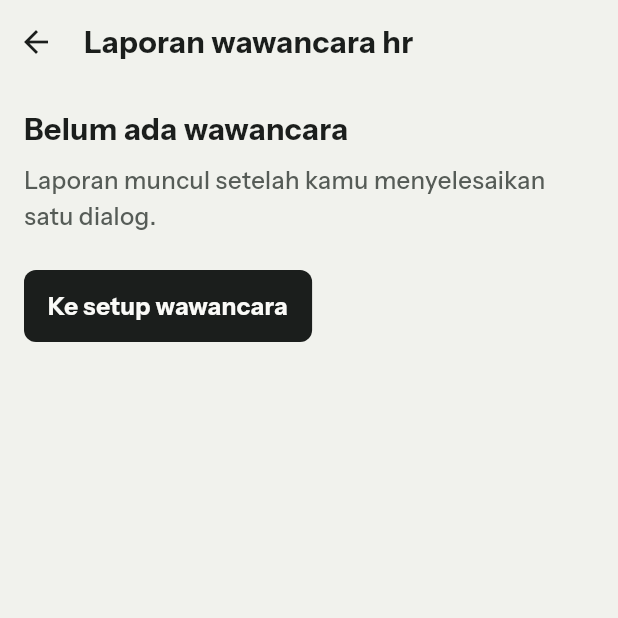
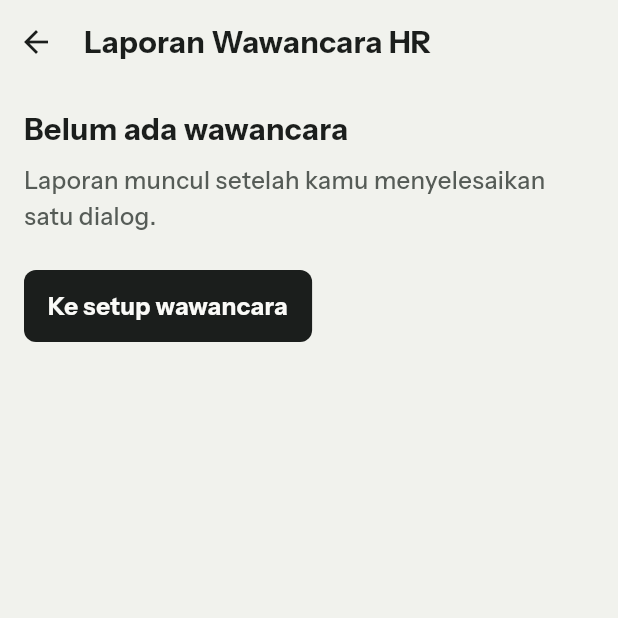
Before and after one commit to Moanaku/psikotes-app, a Flutter app: the InterviewReportScreen screen opened directly, on a phone screen of 412 x 824 dp, the top half of it. Run offline on Flutter 3.47's test engine with Material 3 defaults, Android fonts, the phone set to English and light mode, and no system bars; our stand-ins replace drift, drift_flutter, file_picker, fl_chart, flutter_riverpod, flutter_secure_storage and 5 more; accounts and stored records are empty; generated files the repository leaves out were written again; project files that could hold a hidden picture were left out.

Commit message:
T29 F15: judul S17 memakai nama pewawancara apa adanya (HR, bukan hr)

```diff
--- a/lib/features/interview/interview_report_screen.dart
+++ b/lib/features/interview/interview_report_screen.dart
@@ -41,7 +41,7 @@ class _InterviewReportScreenState extends ConsumerState<InterviewReportScreen> {
     final dialog = ref.watch(interviewDialogProvider);
     final report = ref.watch(interviewReportProvider);
     final header = AppTopBar(
-      title: 'Laporan ${setup.persona.title.toLowerCase()}',
+      title: 'Laporan ${setup.persona.title}',
       onBack: _back,
     );
 
```
Also changed, not shown: 1 other file.
